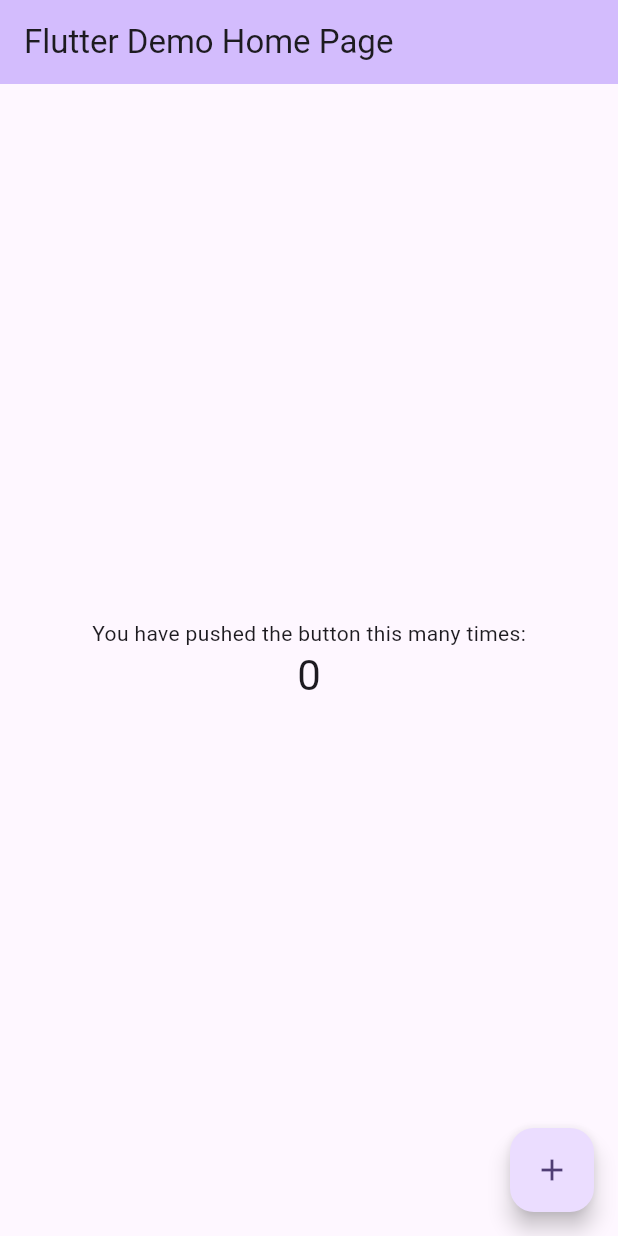
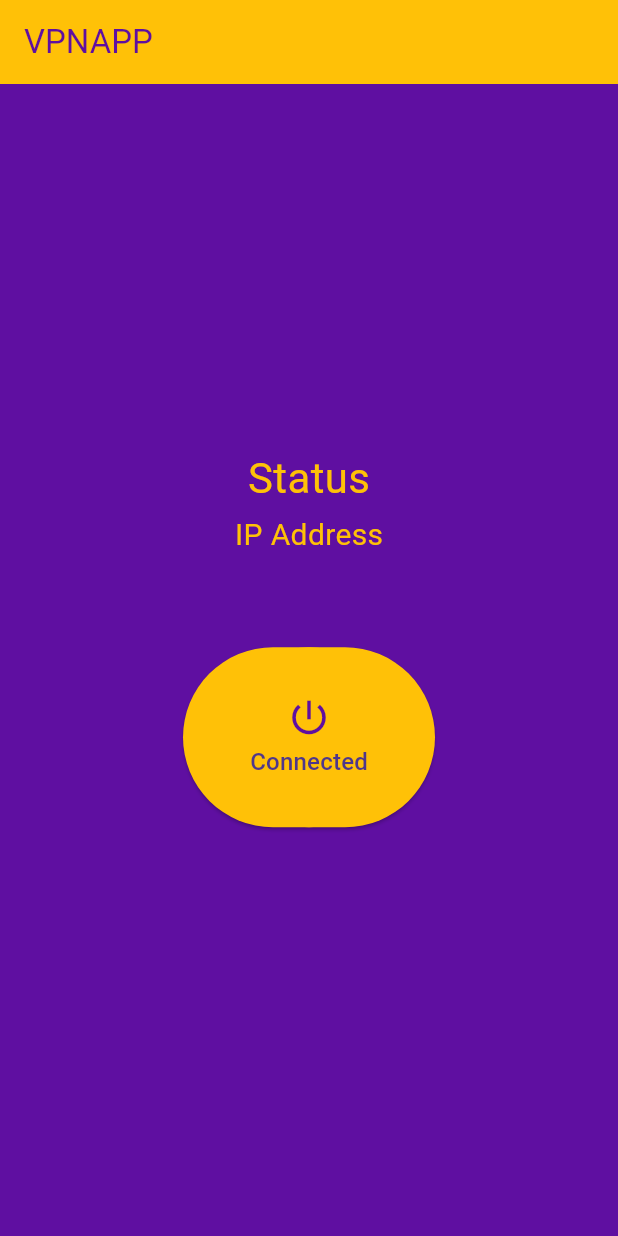
Before and after one commit to pratik07092002/VPNapp, a Flutter app: the screen it shows after launch, on a phone screen of 412 x 824 dp. Run offline on Flutter 3.47's test engine with Material 3 defaults, Android fonts, the phone set to English and light mode, and no system bars.

Commit message:
Homepage ui

```diff
--- a/vpnapp/lib/main.dart
+++ b/vpnapp/lib/main.dart
@@ -1,125 +1,17 @@
 import 'package:flutter/material.dart';
+import 'package:vpnapp/myhomepage.dart';
 
 void main() {
   runApp(const MyApp());
 }
-
 class MyApp extends StatelessWidget {
   const MyApp({super.key});
 
-  // This widget is the root of your application.
   @override
   Widget build(BuildContext context) {
     return MaterialApp(
-      title: 'Flutter Demo',
-      theme: ThemeData(
-        // This is the theme of your application.
-        //
-        // TRY THIS: Try running your application with "flutter run". You'll see
-        // the application has a purple toolbar. Then, without quitting the app,
-        // try changing the seedColor in the colorScheme below to Colors.green
-        // and then invoke "hot reload" (save your changes or press the "hot
-        // reload" button in a Flutter-supported IDE, or press "r" if you used
-        // the command line to start the app).
-        //
-        // Notice that the counter didn't reset back to zero; the application
-        // state is not lost during the reload. To reset the state, use hot
-        // restart instead.
-        //
-        // This works for code too, not just values: Most code changes can be
-        // tested with just a hot reload.
-        colorScheme: ColorScheme.fromSeed(seedColor: Colors.deepPurple),
-        useMaterial3: true,
-      ),
-      home: const MyHomePage(title: 'Flutter Demo Home Page'),
+      debugShowCheckedModeBanner: false,
+      home: MyHomePage(),
     );
   }
 }
-
-class MyHomePage extends StatefulWidget {
-  const MyHomePage({super.key, required this.title});
-
-  // This widget is the home page of your application. It is stateful, meaning
-  // that it has a State object (defined below) that contains fields that affect
-  // how it looks.
-
-  // This class is the configuration for the state. It holds the values (in this
-  // case the title) provided by the parent (in this case the App widget) and
-  // used by the build method of the State. Fields in a Widget subclass are
-  // always marked "final".
-
-  final String title;
-
-  @override
-  State<MyHomePage> createState() => _MyHomePageState();
-}
-
-class _MyHomePageState extends State<MyHomePage> {
-  int _counter = 0;
-
-  void _incrementCounter() {
-    setState(() {
-      // This call to setState tells the Flutter framework that something has
-      // changed in this State, which causes it to rerun the build method below
-      // so that the display can reflect the updated values. If we changed
-      // _counter without calling setState(), then the build method would not be
-      // called again, and so nothing would appear to happen.
-      _counter++;
-    });
-  }
-
-  @override
-  Widget build(BuildContext context) {
-    // This method is rerun every time setState is called, for instance as done
-    // by the _incrementCounter method above.
-    //
-    // The Flutter framework has been optimized to make rerunning build methods
-    // fast, so that you can just rebuild anything that needs updating rather
-    // than having to individually change instances of widgets.
-    return Scaffold(
-      appBar: AppBar(
-        // TRY THIS: Try changing the color here to a specific color (to
-        // Colors.amber, perhaps?) and trigger a hot reload to see the AppBar
-        // change color while the other colors stay the same.
-        backgroundColor: Theme.of(context).colorScheme.inversePrimary,
-        // Here we take the value from the MyHomePage object that was created by
-        // the App.build method, and use it to set our appbar title.
-        title: Text(widget.title),
-      ),
-      body: Center(
-        // Center is a layout widget. It takes a single child and positions it
-        // in the middle of the parent.
-        child: Column(
-          // Column is also a layout widget. It takes a list of children and
-          // arranges them vertically. By default, it sizes itself to fit its
-          // children horizontally, and tries to be as tall as its parent.
-          //
-          // Column has various properties to control how it sizes itself and
-          // how it positions its children. Here we use mainAxisAlignment to
-          // center the children vertically; the main axis here is the vertical
-          // axis because Columns are vertical (the cross axis would be
-          // horizontal).
-          //
-          // TRY THIS: Invoke "debug painting" (choose the "Toggle Debug Paint"
-          // action in the IDE, or press "p" in the console), to see the
-          // wireframe for each widget.
-          mainAxisAlignment: MainAxisAlignment.center,
-          children: <Widget>[
-            const Text(
-              'You have pushed the button this many times:',
-            ),
-            Text(
-              '$_counter',
-              style: Theme.of(context).textTheme.headlineMedium,
-            ),
-          ],
-        ),
-      ),
-      floatingActionButton: FloatingActionButton(
-        onPressed: _incrementCounter,
-        tooltip: 'Increment',
-        child: const Icon(Icons.add),
-      ), // This trailing comma makes auto-formatting nicer for build methods.
-    );
-  }
-}
--- /dev/null
+++ b/vpnapp/lib/myhomepage.dart
@@ -0,0 +1,46 @@
+import 'package:flutter/material.dart';
+
+class MyHomePage extends StatefulWidget {
+  const MyHomePage({super.key});
+
+  @override
+  State<MyHomePage> createState() => _MyHomePageState();
+}
+
+class _MyHomePageState extends State<MyHomePage> {
+  @override
+  Widget build(BuildContext context) {
+    return Scaffold(
+      appBar: AppBar(title: Text("VPNAPP",style: TextStyle(color: Color.fromARGB(255, 95, 15, 161) ),),
+      backgroundColor: Colors.amber,
+      ),
+      backgroundColor: Color.fromARGB(255, 95, 15, 161),
+      body: Container(
+
+        child: Column(
+          mainAxisAlignment: MainAxisAlignment.center,
+          children: [
+            Text("Status",style: TextStyle(color: Colors.amber,fontSize: 28)),
+            SizedBox(height: 4,),
+            Text("IP Address",style: TextStyle(color: Colors.amber,fontSize: 20),),
+
+
+            SizedBox(height: 60,),
+          Center(child: ElevatedButton(
+        style: ElevatedButton.styleFrom(backgroundColor: Colors.amber),
+        onPressed: (){}, child: CircleAvatar(
+          radius: 60, backgroundColor: Colors.amber,
+           child: Column(
+            mainAxisAlignment: MainAxisAlignment.center,
+            children: [Icon(Icons.power_settings_new , color: Color.fromARGB(255, 95, 15, 161),size: 30,),
+            SizedBox(height: 3,),
+            Text("Connected")],),) ,) ,),
+
+            SizedBox(height: 30,),
+            // Button for Selecting location
+        ],)
+      )
+
+    );
+  }
+}
```
